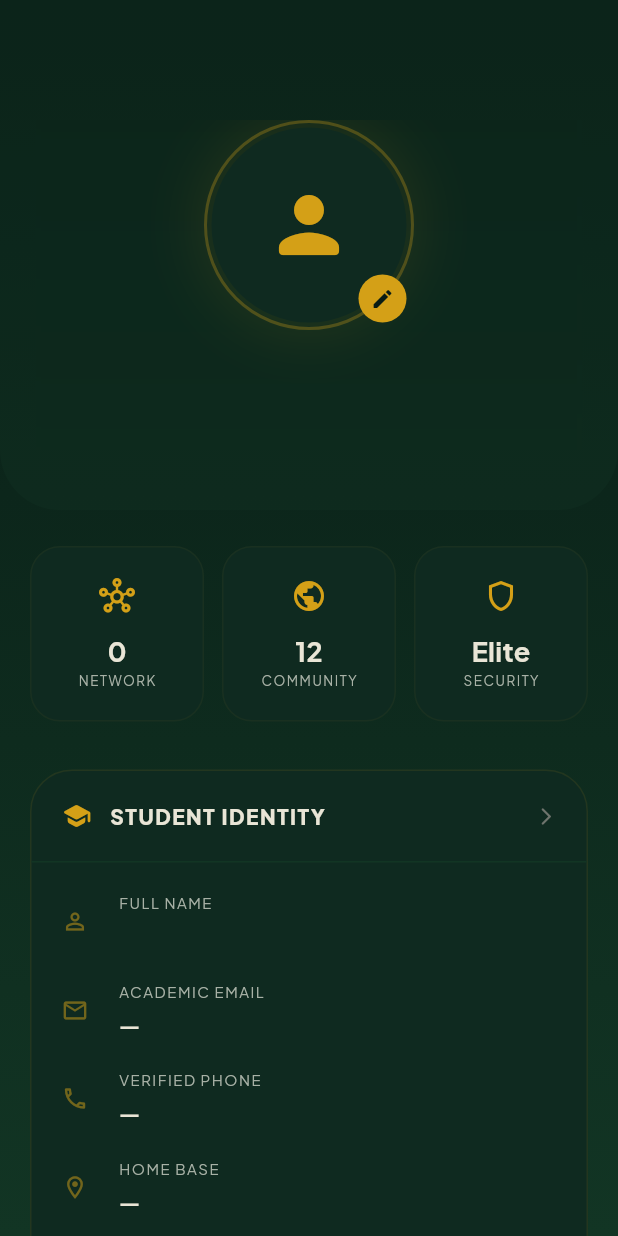
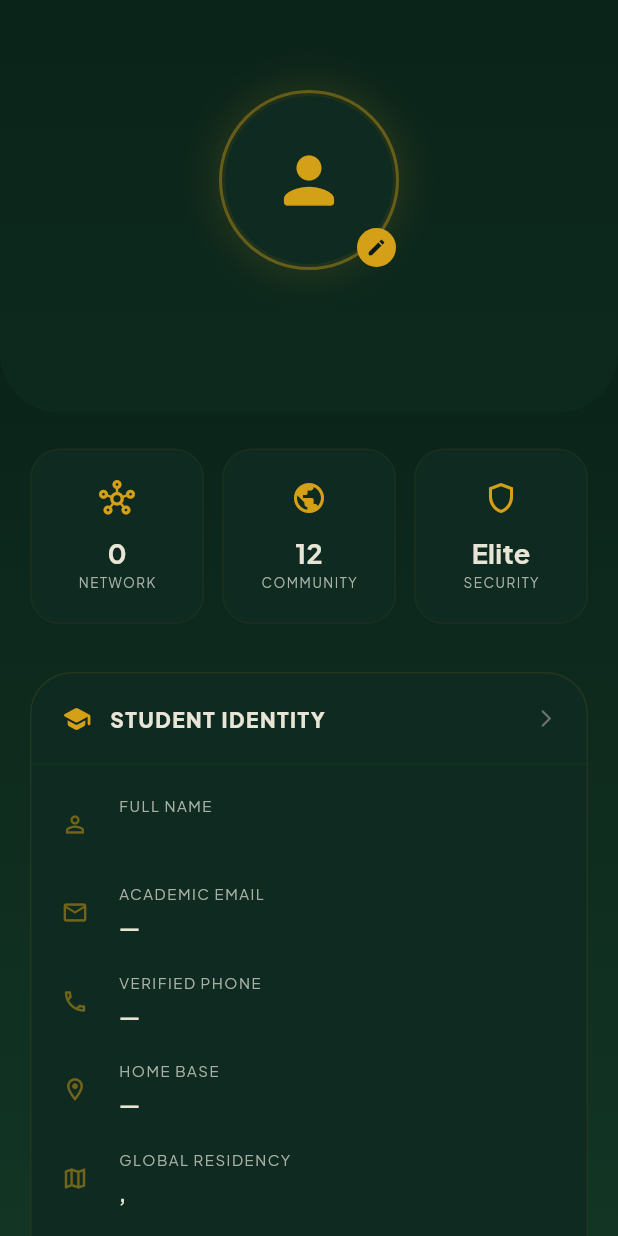
Before and after one commit to ommakadiya/PEERCONNECT-3, a Flutter app: the ProfileScreen screen opened directly, on a phone screen of 412 x 824 dp. Run offline on Flutter 3.47's test engine with Material 3 defaults, Android fonts, the phone set to English and light mode, and no system bars; our stand-ins replace cloud_firestore, firebase_auth, firebase_core, firebase_storage, google_fonts, google_sign_in and 2 more; accounts and stored records are empty; network calls fail.

Commit message:
Refine Profile header spacing and unify premium logo styling across the app

```diff
--- a/lib/models/group_model.dart
+++ b/lib/models/group_model.dart
@@ -47,9 +47,13 @@ class GroupModel {
 
   factory GroupModel.fromFirestore(DocumentSnapshot doc) {
     final data = doc.data() as Map<String, dynamic>? ?? {};
+    return GroupModel.fromMap(data, doc.id);
+  }
+
+  factory GroupModel.fromMap(Map<String, dynamic> data, [String? id]) {
     final membersData = data['members'] as List<dynamic>? ?? [];
     return GroupModel(
-      groupId: doc.id,
+      groupId: id ?? data['groupId'] ?? '',
       groupName: data['groupName'] ?? '',
       groupDescription: data['groupDescription'] ?? '',
       createdBy: data['createdBy'] ?? '',
--- a/lib/models/mock_data.dart
+++ b/lib/models/mock_data.dart
@@ -762,7 +762,7 @@ class MockData {
   static Map<String, List<ConnectionUser>> getGroups() {
     final Map<String, List<ConnectionUser>> groups = {};
     for (var user in students) {
-      final key = '\${user.migratedCity}-\${user.migratedCountry}-\${user.collegeName}-\${user.educationCourse}-\${user.jobCompany}-\${user.originCity}';
+      final key = '${user.migratedCity}-${user.migratedCountry}-${user.collegeName}-${user.educationCourse}-${user.jobCompany}-${user.originCity}';
       if (!groups.containsKey(key)) {
         groups[key] = [];
       }
--- a/lib/models/user_model.dart
+++ b/lib/models/user_model.dart
@@ -43,6 +43,26 @@ class ParentDetails {
       'occupation': occupation,
       'address': address,
     };
+  }
+
+  ParentDetails copyWith({
+    String? firstName,
+    String? lastName,
+    String? emailId,
+    String? phoneNumber,
+    String? originCity,
+    String? occupation,
+    String? address,
+  }) {
+    return ParentDetails(
+      firstName: firstName ?? this.firstName,
+      lastName: lastName ?? this.lastName,
+      emailId: emailId ?? this.emailId,
+      phoneNumber: phoneNumber ?? this.phoneNumber,
+      originCity: originCity ?? this.originCity,
+      occupation: occupation ?? this.occupation,
+      address: address ?? this.address,
+    );
   }
 }
 
--- a/lib/screens/group_details_screen.dart
+++ b/lib/screens/group_details_screen.dart
@@ -139,7 +139,7 @@ class _GroupDetailsScreenState extends State<GroupDetailsScreen> {
                         Container(
                           padding: const EdgeInsets.symmetric(horizontal: 10, vertical: 4),
                           decoration: BoxDecoration(color: AppConstants.surfaceCardLight, borderRadius: BorderRadius.circular(12)),
-                          child: Text(_currentGroup.similarityCategory, style: const TextStyle(fontSize: 12, color: AppConstants.primaryColor)),
+                          child: Text(_currentGroup.similarityCategory, style: const TextStyle(fontSize: 12, color: AppConstants.goldColor)),
                         )
                       ],
                       if (!isMember && _currentGroup.groupType == 'manual') ...[
@@ -170,7 +170,7 @@ class _GroupDetailsScreenState extends State<GroupDetailsScreen> {
                       // Privacy: if current user is not connected to 'u' and 'u' is not currentUser, mask details
                       bool isConnected = currentUser != null && (currentUser.connectionIds.contains(u.uid) || u.uid == currentUser.uid);
 
-                      String displayName = u.firstName.isNotEmpty ? '\${u.firstName} \${u.lastName}'.trim() : u.name;
+                      String displayName = u.firstName.isNotEmpty ? '${u.firstName} ${u.lastName}'.trim() : u.name;
                       if (displayName.isEmpty) displayName = 'Unknown';
 
                       return Container(
--- a/lib/screens/profile_screen.dart
+++ b/lib/screens/profile_screen.dart
@@ -90,62 +90,57 @@ class ProfileScreen extends StatelessWidget {
         color: AppConstants.primaryDark.withValues(alpha: 0.3),
         borderRadius: const BorderRadius.vertical(bottom: Radius.circular(40)),
       ),
-      padding: const EdgeInsets.fromLTRB(24, 80, 24, 40),
-      child: ClipRRect(
-        child: BackdropFilter(
-          filter: ImageFilter.blur(sigmaX: 10, sigmaY: 10),
+      padding: const EdgeInsets.fromLTRB(24, 60, 24, 30), // Reduced top and bottom padding
       child: Column(
         children: [
           Stack(
             alignment: Alignment.center,
             children: [
               Container(
-                    width: 140,
-                    height: 140,
+                width: 120, // Reduced from 140
+                height: 120,
                 decoration: BoxDecoration(
                   shape: BoxShape.circle,
-                      border: Border.all(color: AppConstants.goldColor.withValues(alpha: 0.3), width: 2),
+                  border: Border.all(color: AppConstants.goldColor.withValues(alpha: 0.4), width: 2),
                   boxShadow: [
                     BoxShadow(
-                          color: AppConstants.goldColor.withValues(alpha: 0.1),
-                          blurRadius: 30,
-                          spreadRadius: 5,
+                      color: AppConstants.goldColor.withValues(alpha: 0.15),
+                      blurRadius: 20,
+                      spreadRadius: 2,
                     ),
                   ],
                 ),
               ),
               CircleAvatar(
-                    radius: 65,
+                radius: 56, // Adjusted for 120 container
                 backgroundColor: AppConstants.surfaceCard,
                 backgroundImage: user.photoUrl.isNotEmpty ? NetworkImage(user.photoUrl) : null,
                 child: user.photoUrl.isEmpty
-                      ? const Icon(Icons.person_rounded, size: 60, color: AppConstants.goldColor)
+                  ? const Icon(Icons.person_rounded, size: 50, color: AppConstants.goldColor)
                   : null,
               ),
               Positioned(
-                    bottom: 5,
-                    right: 5,
+                bottom: 2,
+                right: 2,
                 child: Container(
-                      padding: const EdgeInsets.all(8),
+                  padding: const EdgeInsets.all(6),
                   decoration: const BoxDecoration(color: AppConstants.goldColor, shape: BoxShape.circle),
-                      child: const Icon(Icons.edit_rounded, size: 16, color: AppConstants.backgroundColor),
+                  child: const Icon(Icons.edit_rounded, size: 14, color: AppConstants.backgroundColor),
                 ),
               ),
             ],
           ),
-              const SizedBox(height: 24),
+          const SizedBox(height: 16), // Reduced from 24
           Text(
             '${user.firstName} ${user.lastName}'.toUpperCase(),
-                style: const TextStyle(fontSize: 22, fontWeight: FontWeight.w900, color: AppConstants.textPrimary, letterSpacing: 2),
+            style: const TextStyle(fontSize: 20, fontWeight: FontWeight.w900, color: AppConstants.textPrimary, letterSpacing: 1.5),
           ),
-              const SizedBox(height: 8),
+          const SizedBox(height: 4), // Reduced from 8
           Text(
             user.educationCourse.toUpperCase(),
-                style: const TextStyle(fontSize: 12, color: AppConstants.goldColor, fontWeight: FontWeight.bold, letterSpacing: 1),
+            style: const TextStyle(fontSize: 11, color: AppConstants.goldColor, fontWeight: FontWeight.bold, letterSpacing: 1),
           ),
         ],
-          ),
-        ),
       ),
     );
   }
--- a/lib/utils/constants.dart
+++ b/lib/utils/constants.dart
@@ -37,12 +37,19 @@ class AppConstants {
   static const Color errorColor = Color(0xFF7B2A2A);        // Muted Deep Red
   static const Color successColor = Color(0xFFD4A017);      // Using Gold for success
   static const Color secondaryColor = Color(0xFFD4A017);    // Gold as secondary
+  static const Color accentColor = goldColor;               // Alias for backward compatibility
 
   // ── Gradients ─────────────────────────────────────────────────────────
   static const LinearGradient brandGradient = LinearGradient(
     colors: [primaryColor, primaryDark],
     begin: Alignment.topLeft,
     end: Alignment.bottomRight,
+  );
+
+  static const LinearGradient backgroundGradient = LinearGradient(
+    colors: [backgroundColor, primaryDark],
+    begin: Alignment.topCenter,
+    end: Alignment.bottomCenter,
   );
 
   static const LinearGradient premiumGradient = LinearGradient(
```
Also changed, not shown: lib/app.dart (+11 -9 lines), lib/screens/home_screen.dart (+6 -2 lines), lib/screens/login_screen.dart (+5 -7 lines), lib/screens/splash_screen.dart (+7 -5 lines). Lines whose indentation alone changed are shown as unchanged.
